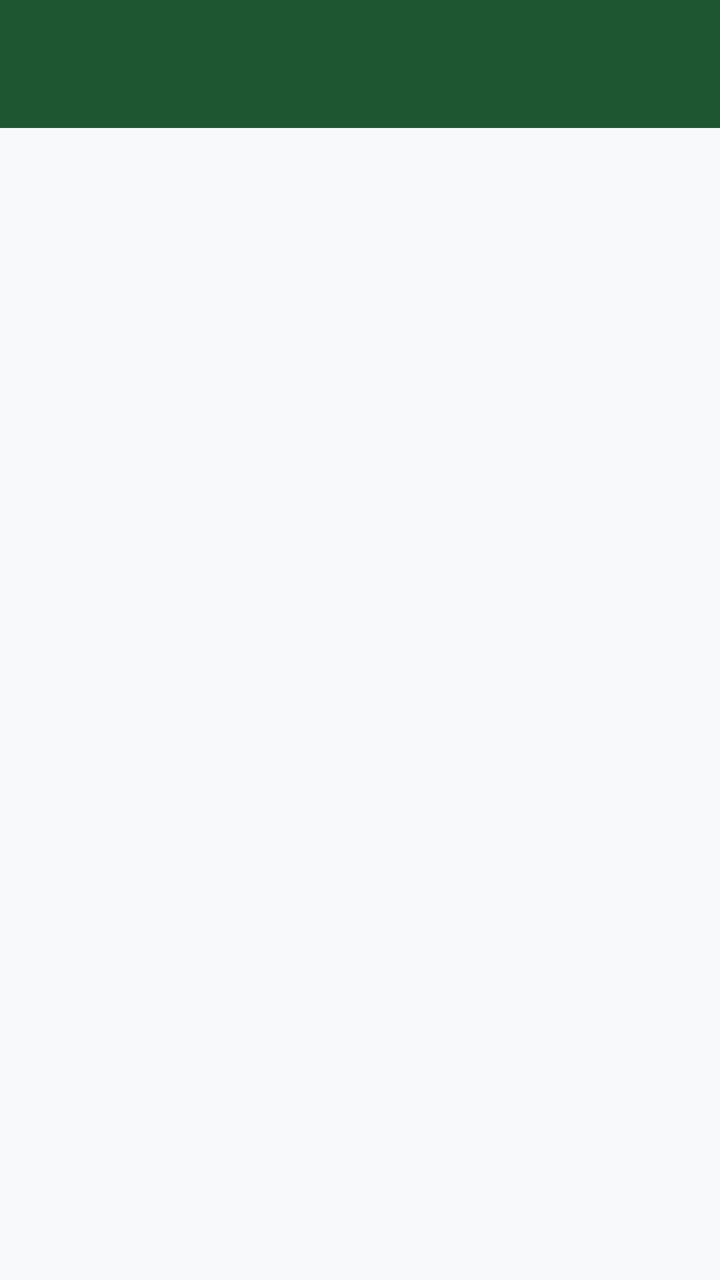
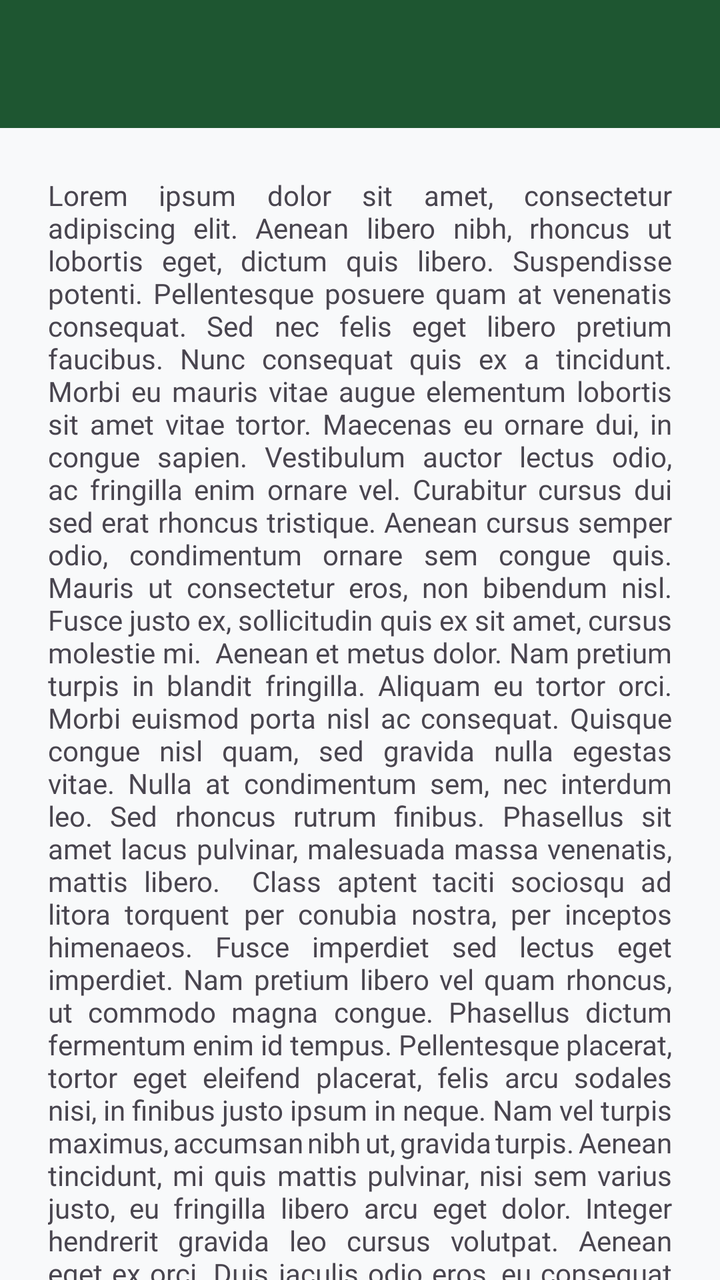

An Android layout rendered at two revisions. The XML below is the earlier revision; the diff shows what the commit changed to produce the second picture.
<!-- AndroidManifest.xml: application theme Theme.Abil -->
<!-- res/layout/activity_detail.xml -->
<?xml version="1.0" encoding="utf-8"?>
<androidx.constraintlayout.widget.ConstraintLayout xmlns:android="http://schemas.android.com/apk/res/android"
    xmlns:app="http://schemas.android.com/apk/res-auto"
    xmlns:tools="http://schemas.android.com/tools"
    android:id="@+id/main"
    android:layout_width="match_parent"
    android:layout_height="match_parent"
    android:background="@color/softLight"
    tools:context=".DetailActivity">

    <com.google.android.material.appbar.AppBarLayout
        android:id="@+id/appBar"
        android:layout_width="match_parent"
        android:layout_height="wrap_content"
        app:layout_constraintStart_toStartOf="parent"
        app:layout_constraintTop_toTopOf="parent">

        <androidx.appcompat.widget.Toolbar
            android:id="@+id/toolbar"
            android:layout_width="match_parent"
            android:layout_height="?attr/actionBarSize"
            android:background="@color/heritageGreen"
            app:layout_constraintEnd_toEndOf="parent"
            app:layout_constraintStart_toStartOf="parent"
            app:layout_constraintTop_toTopOf="parent"
            app:layout_scrollFlags="enterAlways"
            app:subtitleTextColor="@android:color/white"
            app:titleTextColor="@android:color/white" />
    </com.google.android.material.appbar.AppBarLayout>

</androidx.constraintlayout.widget.ConstraintLayout>
<!-- resources referenced by this layout -->
<resources>
  <color name="heritageGreen">#1E5631</color>
  <color name="softLight">#F8F9FA</color>
  <style name="Theme.Abil" parent="Base.Theme.Abil" />
  <style name="Base.Theme.Abil" parent="Theme.Material3.DayNight.NoActionBar">
          
          
      </style>
</resources>

<!-- the commit's change to res/layout/activity_detail.xml (unified diff, before → after) -->
@@ -1,5 +1,5 @@
 <?xml version="1.0" encoding="utf-8"?>
-<androidx.constraintlayout.widget.ConstraintLayout xmlns:android="http://schemas.android.com/apk/res/android"
+<androidx.coordinatorlayout.widget.CoordinatorLayout xmlns:android="http://schemas.android.com/apk/res/android"
     xmlns:app="http://schemas.android.com/apk/res-auto"
     xmlns:tools="http://schemas.android.com/tools"
     android:id="@+id/main"
@@ -11,9 +11,7 @@
     <com.google.android.material.appbar.AppBarLayout
         android:id="@+id/appBar"
         android:layout_width="match_parent"
-        android:layout_height="wrap_content"
-        app:layout_constraintStart_toStartOf="parent"
-        app:layout_constraintTop_toTopOf="parent">
+        android:layout_height="wrap_content">
 
         <androidx.appcompat.widget.Toolbar
             android:id="@+id/toolbar"
@@ -28,4 +26,52 @@
             app:titleTextColor="@android:color/white" />
     </com.google.android.material.appbar.AppBarLayout>
 
-</androidx.constraintlayout.widget.ConstraintLayout>
+
+    <androidx.core.widget.NestedScrollView
+        android:layout_width="match_parent"
+        android:layout_height="match_parent"
+        android:clipToPadding="false"
+        android:padding="24dp"
+        app:layout_behavior="@string/appbar_scrolling_view_behavior">
+
+        <LinearLayout
+            android:layout_width="match_parent"
+            android:layout_height="wrap_content"
+            android:gravity="center_horizontal"
+            android:orientation="vertical">
+
+            <TextView
+                android:layout_width="wrap_content"
+                android:layout_height="wrap_content"
+                android:fontFamily="@font/plusjakartasans_regular"
+                android:justificationMode="inter_word"
+                android:text="Lorem ipsum dolor sit amet, consectetur adipiscing elit. Aenean libero nibh, rhoncus ut lobortis eget, dictum quis libero. Suspendisse potenti. Pellentesque posuere quam at venenatis consequat. Sed nec felis eget libero pretium faucibus. Nunc consequat quis ex a tincidunt. Morbi eu mauris vitae augue elementum lobortis sit amet vitae tortor. Maecenas eu ornare dui, in congue sapien. Vestibulum auctor lectus odio, ac fringilla enim ornare vel. Curabitur cursus dui sed erat rhoncus tristique. Aenean cursus semper odio, condimentum ornare sem congue quis. Mauris ut consectetur eros, non bibendum nisl. Fusce justo ex, sollicitudin quis ex sit amet, cursus molestie mi.
+
+Aenean et metus dolor. Nam pretium turpis in blandit fringilla. Aliquam eu tortor orci. Morbi euismod porta nisl ac consequat. Quisque congue nisl quam, sed gravida nulla egestas vitae. Nulla at condimentum sem, nec interdum leo. Sed rhoncus rutrum finibus. Phasellus sit amet lacus pulvinar, malesuada massa venenatis, mattis libero.
+
+Class aptent taciti sociosqu ad litora torquent per conubia nostra, per inceptos himenaeos. Fusce imperdiet sed lectus eget imperdiet. Nam pretium libero vel quam rhoncus, ut commodo magna congue. Phasellus dictum fermentum enim id tempus. Pellentesque placerat, tortor eget eleifend placerat, felis arcu sodales nisi, in finibus justo ipsum in neque. Nam vel turpis maximus, accumsan nibh ut, gravida turpis. Aenean tincidunt, mi quis mattis pulvinar, nisi sem varius justo, eu fringilla libero arcu eget dolor. Integer hendrerit gravida leo cursus volutpat. Aenean eget ex orci. Duis iaculis odio eros, eu consequat ante accumsan a. Nunc vel ultricies quam. Donec scelerisque erat ac eros pulvinar iaculis. Ut fringilla libero et dui lacinia, at eleifend nulla tempus.
+
+Mauris elit orci, bibendum at finibus eget, cursus vel nulla. Nunc nec nunc finibus, aliquam velit sagittis, sollicitudin est. Curabitur tincidunt elementum facilisis. Phasellus pharetra in magna vel fermentum. Donec mauris enim, semper eu urna sed, laoreet scelerisque eros. Donec sollicitudin libero vel sapien porta dignissim. Nam a nisi id risus hendrerit lacinia a ac leo. Curabitur vulputate auctor risus, at malesuada eros hendrerit ac.
+
+Donec in augue nisi. Duis tempor tortor eu vehicula commodo. Cras accumsan, risus ut tempor ultricies, urna arcu sollicitudin purus, quis semper dui metus in erat. Praesent a justo eu lacus eleifend venenatis. Proin consequat elit lorem, vitae cursus eros tincidunt nec. Aenean justo nisl, convallis non euismod ac, tristique a dui. Integer vel suscipit nibh. Fusce at diam ipsum. Etiam non mi ut mi vulputate interdum." />
+
+            <TextView
+                android:layout_width="wrap_content"
+                android:layout_height="wrap_content"
+                android:fontFamily="@font/plusjakartasans_regular"
+                android:justificationMode="inter_word"
+                android:text="Lorem ipsum dolor sit amet, consectetur adipiscing elit. Aenean libero nibh, rhoncus ut lobortis eget, dictum quis libero. Suspendisse potenti. Pellentesque posuere quam at venenatis consequat. Sed nec felis eget libero pretium faucibus. Nunc consequat quis ex a tincidunt. Morbi eu mauris vitae augue elementum lobortis sit amet vitae tortor. Maecenas eu ornare dui, in congue sapien. Vestibulum auctor lectus odio, ac fringilla enim ornare vel. Curabitur cursus dui sed erat rhoncus tristique. Aenean cursus semper odio, condimentum ornare sem congue quis. Mauris ut consectetur eros, non bibendum nisl. Fusce justo ex, sollicitudin quis ex sit amet, cursus molestie mi.
+
+Aenean et metus dolor. Nam pretium turpis in blandit fringilla. Aliquam eu tortor orci. Morbi euismod porta nisl ac consequat. Quisque congue nisl quam, sed gravida nulla egestas vitae. Nulla at condimentum sem, nec interdum leo. Sed rhoncus rutrum finibus. Phasellus sit amet lacus pulvinar, malesuada massa venenatis, mattis libero.
+
+Class aptent taciti sociosqu ad litora torquent per conubia nostra, per inceptos himenaeos. Fusce imperdiet sed lectus eget imperdiet. Nam pretium libero vel quam rhoncus, ut commodo magna congue. Phasellus dictum fermentum enim id tempus. Pellentesque placerat, tortor eget eleifend placerat, felis arcu sodales nisi, in finibus justo ipsum in neque. Nam vel turpis maximus, accumsan nibh ut, gravida turpis. Aenean tincidunt, mi quis mattis pulvinar, nisi sem varius justo, eu fringilla libero arcu eget dolor. Integer hendrerit gravida leo cursus volutpat. Aenean eget ex orci. Duis iaculis odio eros, eu consequat ante accumsan a. Nunc vel ultricies quam. Donec scelerisque erat ac eros pulvinar iaculis. Ut fringilla libero et dui lacinia, at eleifend nulla tempus.
+
+Mauris elit orci, bibendum at finibus eget, cursus vel nulla. Nunc nec nunc finibus, aliquam velit sagittis, sollicitudin est. Curabitur tincidunt elementum facilisis. Phasellus pharetra in magna vel fermentum. Donec mauris enim, semper eu urna sed, laoreet scelerisque eros. Donec sollicitudin libero vel sapien porta dignissim. Nam a nisi id risus hendrerit lacinia a ac leo. Curabitur vulputate auctor risus, at malesuada eros hendrerit ac.
+
+Donec in augue nisi. Duis tempor tortor eu vehicula commodo. Cras accumsan, risus ut tempor ultricies, urna arcu sollicitudin purus, quis semper dui metus in erat. Praesent a justo eu lacus eleifend venenatis. Proin consequat elit lorem, vitae cursus eros tincidunt nec. Aenean justo nisl, convallis non euismod ac, tristique a dui. Integer vel suscipit nibh. Fusce at diam ipsum. Etiam non mi ut mi vulputate interdum." />
+
+
+        </LinearLayout>
+    </androidx.core.widget.NestedScrollView>
+
+</androidx.coordinatorlayout.widget.CoordinatorLayout>
